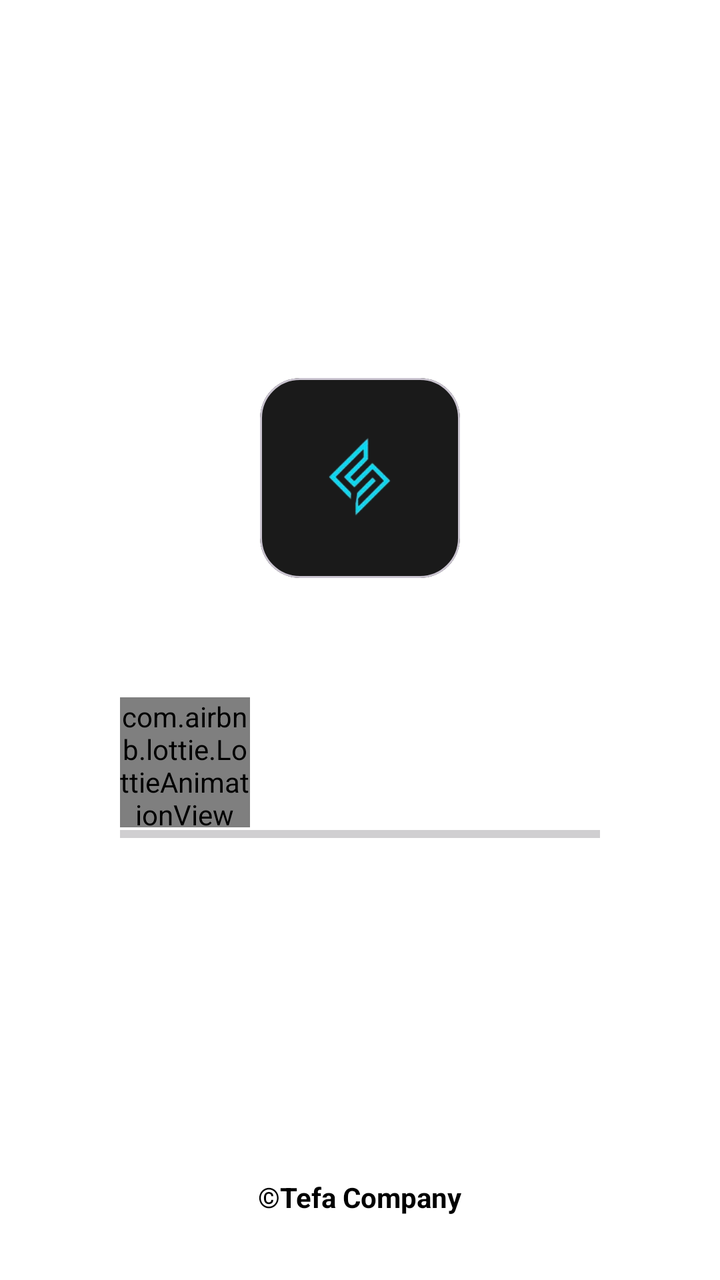
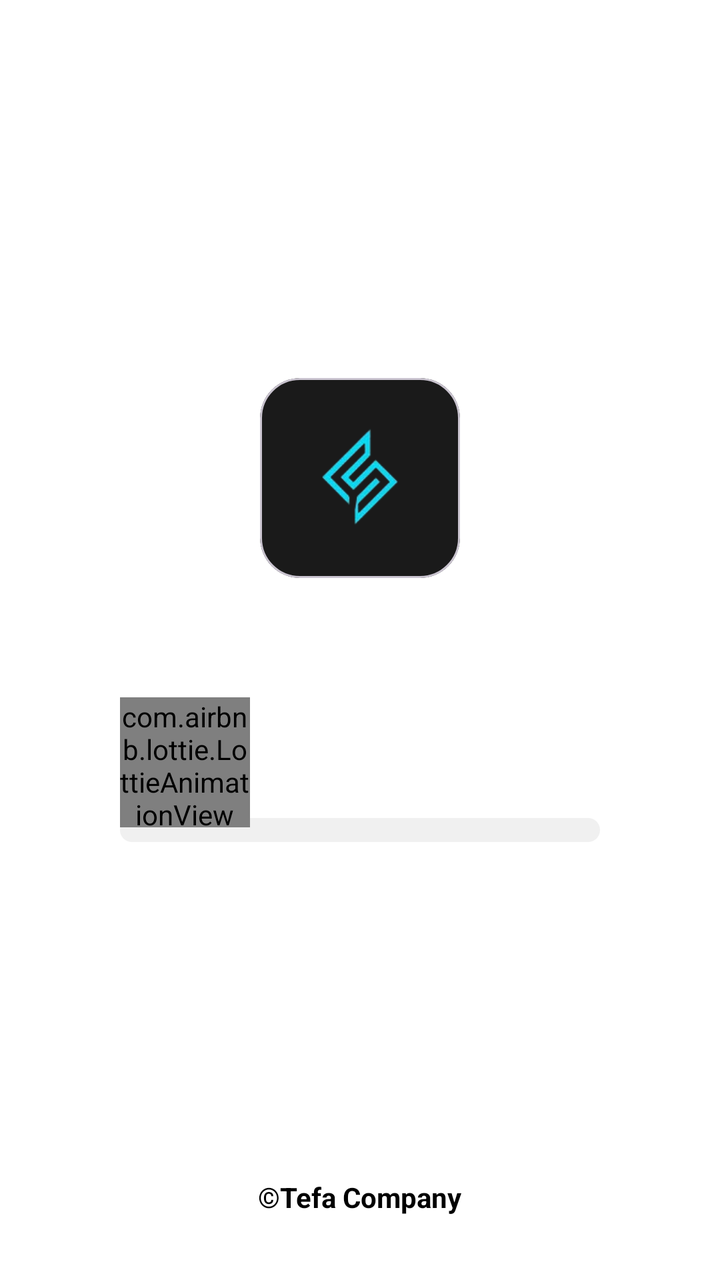

The first picture is an Android layout as it rendered before a commit; the second is the same layout after the commit. The layout source and the unified diff follow.
<!-- AndroidManifest.xml: application theme Theme.BkNova -->
<!-- res/layout/activity_splash.xml -->
<?xml version="1.0" encoding="utf-8"?>
<androidx.constraintlayout.widget.ConstraintLayout xmlns:android="http://schemas.android.com/apk/res/android"
    xmlns:app="http://schemas.android.com/apk/res-auto"
    xmlns:tools="http://schemas.android.com/tools"
    android:layout_width="match_parent"
    android:layout_height="match_parent"
    android:background="@android:color/white">

    
    <com.google.android.material.card.MaterialCardView
        android:id="@+id/logo_container"
        android:layout_width="100dp"
        android:layout_height="100dp"
        app:cardBackgroundColor="#1A1A1A"
        app:cardCornerRadius="20dp"
        app:layout_constraintBottom_toBottomOf="parent"
        app:layout_constraintEnd_toEndOf="parent"
        app:layout_constraintStart_toStartOf="parent"
        app:layout_constraintTop_toTopOf="parent"
        app:layout_constraintVertical_bias="0.35">

        <ImageView
            android:id="@+id/logo"
            android:layout_width="65dp"
            android:layout_height="65dp"
            android:layout_gravity="center"
            android:src="@drawable/logo"
            tools:ignore="ContentDescription" />

    </com.google.android.material.card.MaterialCardView>

    
    <ProgressBar
        android:id="@+id/loading_progress"
        style="?android:attr/progressBarStyleHorizontal"
        android:layout_width="240dp"
        android:layout_height="wrap_content"
        android:layout_marginTop="120dp"
        android:max="100"
        android:progress="0"
        android:progressTint="#1A1A1A"
        app:layout_constraintEnd_toEndOf="parent"
        app:layout_constraintStart_toStartOf="parent"
        app:layout_constraintTop_toBottomOf="@id/logo_container" />

    
    <com.airbnb.lottie.LottieAnimationView
        android:id="@+id/loading_cat"
        android:layout_width="65dp"
        android:layout_height="65dp"
        android:layout_marginBottom="-5dp"
        app:layout_constraintBottom_toTopOf="@id/loading_progress"
        app:layout_constraintEnd_toEndOf="@id/loading_progress"
        app:layout_constraintHorizontal_bias="0.0"
        app:layout_constraintStart_toStartOf="@id/loading_progress"
        app:lottie_autoPlay="true"
        app:lottie_loop="true"
        app:lottie_rawRes="@raw/cat_walking" />

    
    <TextView
        android:layout_width="wrap_content"
        android:layout_height="wrap_content"
        android:layout_marginBottom="32dp"
        android:text="©Tefa Company"
        android:textColor="@android:color/black"
        android:textStyle="bold"
        app:layout_constraintBottom_toBottomOf="parent"
        app:layout_constraintEnd_toEndOf="parent"
        app:layout_constraintStart_toStartOf="parent" />

</androidx.constraintlayout.widget.ConstraintLayout>
<!-- resources referenced by this layout -->
<resources>
  <!-- drawable logo: png bitmap (drawable, 9816 bytes) -->
  <style name="Theme.BkNova" parent="Base.Theme.BkNova" />
  <style name="Base.Theme.BkNova" parent="Theme.Material3.Light.NoActionBar">
          
          
          <item name="android:windowBackground">@color/white</item>
      </style>
  <color name="white">#FFFFFFFF</color>
</resources>

<!-- the commit's change to res/layout/activity_splash.xml (unified diff, before → after) -->
@@ -21,8 +21,8 @@
 
         <ImageView
             android:id="@+id/logo"
-            android:layout_width="65dp"
-            android:layout_height="65dp"
+            android:layout_width="80dp"
+            android:layout_height="80dp"
             android:layout_gravity="center"
             android:src="@drawable/logo"
             tools:ignore="ContentDescription" />
@@ -34,11 +34,11 @@
         android:id="@+id/loading_progress"
         style="?android:attr/progressBarStyleHorizontal"
         android:layout_width="240dp"
-        android:layout_height="wrap_content"
+        android:layout_height="12dp"
         android:layout_marginTop="120dp"
         android:max="100"
         android:progress="0"
-        android:progressTint="#1A1A1A"
+        android:progressDrawable="@drawable/bg_progress_pill"
         app:layout_constraintEnd_toEndOf="parent"
         app:layout_constraintStart_toStartOf="parent"
         app:layout_constraintTop_toBottomOf="@id/logo_container" />
<!-- resource entries referenced after the edit -->
@@ -1,7 +1,28 @@
 <!-- resources referenced by this layout -->
 <resources>
+  <!-- drawable bg_progress_pill (drawable) -->
+  <?xml version="1.0" encoding="utf-8"?>
+  <layer-list xmlns:android="http://schemas.android.com/apk/res/android">
+      
+      <item android:id="@android:id/background">
+          <shape>
+              <corners android:radius="100dp" />
+              <solid android:color="#F0F0F0" />
+          </shape>
+      </item>
+      
+      <item android:id="@android:id/progress">
+          <scale android:scaleWidth="100%">
+              <shape>
+                  <corners android:radius="100dp" />
+                  <solid android:color="@color/blue_primary" />
+              </shape>
+          </scale>
+      </item>
+  </layer-list>
   <!-- drawable logo: png bitmap (drawable, 9816 bytes) -->
   <style name="Theme.BkNova" parent="Base.Theme.BkNova" />
+  <color name="blue_primary">#4A69E2</color>
   <style name="Base.Theme.BkNova" parent="Theme.Material3.Light.NoActionBar">
           
           
